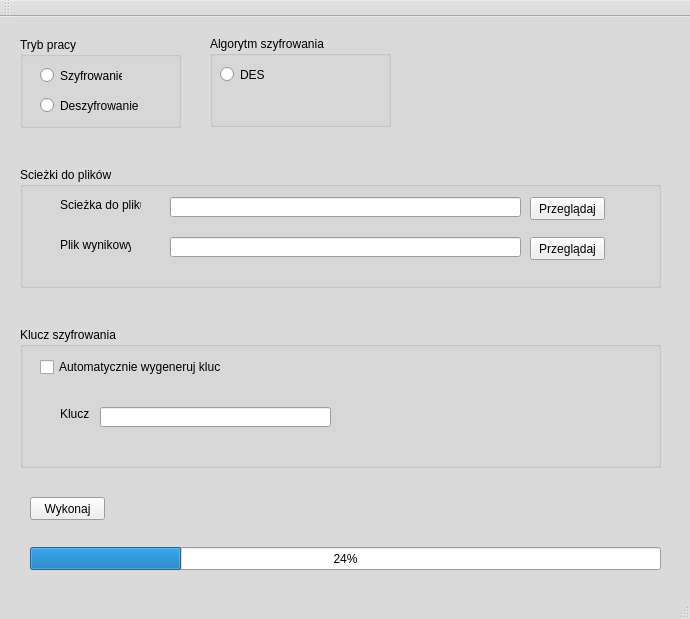
The window that mainwindow.ui (ksd1/Data_Encryption_Standard) describes before a commit, drawn with Qt 5.
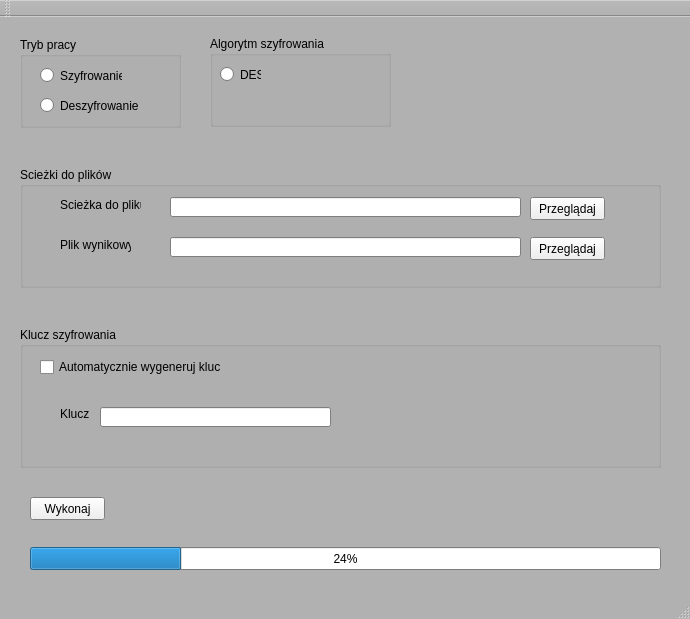
The same window after the commit.

The edit to the form file:
```diff
--- a/mainwindow.ui
+++ b/mainwindow.ui
@@ -25,9 +25,9 @@
      <colorrole role="Window">
       <brush brushstyle="SolidPattern">
        <color alpha="255">
-        <red>218</red>
-        <green>218</green>
-        <blue>218</blue>
+        <red>177</red>
+        <green>177</green>
+        <blue>177</blue>
        </color>
       </brush>
      </colorrole>
@@ -45,9 +45,9 @@
      <colorrole role="Window">
       <brush brushstyle="SolidPattern">
        <color alpha="255">
-        <red>218</red>
-        <green>218</green>
-        <blue>218</blue>
+        <red>177</red>
+        <green>177</green>
+        <blue>177</blue>
        </color>
       </brush>
      </colorrole>
@@ -56,18 +56,18 @@
      <colorrole role="Base">
       <brush brushstyle="SolidPattern">
        <color alpha="255">
-        <red>218</red>
-        <green>218</green>
-        <blue>218</blue>
+        <red>177</red>
+        <green>177</green>
+        <blue>177</blue>
        </color>
       </brush>
      </colorrole>
      <colorrole role="Window">
       <brush brushstyle="SolidPattern">
        <color alpha="255">
-        <red>218</red>
-        <green>218</green>
-        <blue>218</blue>
+        <red>177</red>
+        <green>177</green>
+        <blue>177</blue>
        </color>
       </brush>
      </colorrole>
@@ -151,6 +151,9 @@
        <height>20</height>
       </rect>
      </property>
+     <property name="readOnly">
+      <bool>true</bool>
+     </property>
     </widget>
     <widget class="QLabel" name="label_2">
      <property name="geometry">
@@ -166,6 +169,9 @@
      </property>
     </widget>
     <widget class="QLineEdit" name="inputFileNameTextBox">
+     <property name="enabled">
+      <bool>true</bool>
+     </property>
      <property name="geometry">
       <rect>
        <x>150</x>
@@ -174,6 +180,9 @@
        <height>20</height>
       </rect>
      </property>
+     <property name="readOnly">
+      <bool>true</bool>
+     </property>
     </widget>
     <widget class="QPushButton" name="browseInputFileButton">
      <property name="geometry">
@@ -298,7 +307,7 @@
       <rect>
        <x>10</x>
        <y>30</y>
-       <width>82</width>
+       <width>41</width>
        <height>17</height>
       </rect>
      </property>
```
Left out of the diff: 29 changed lines with no effect on the pictures.
